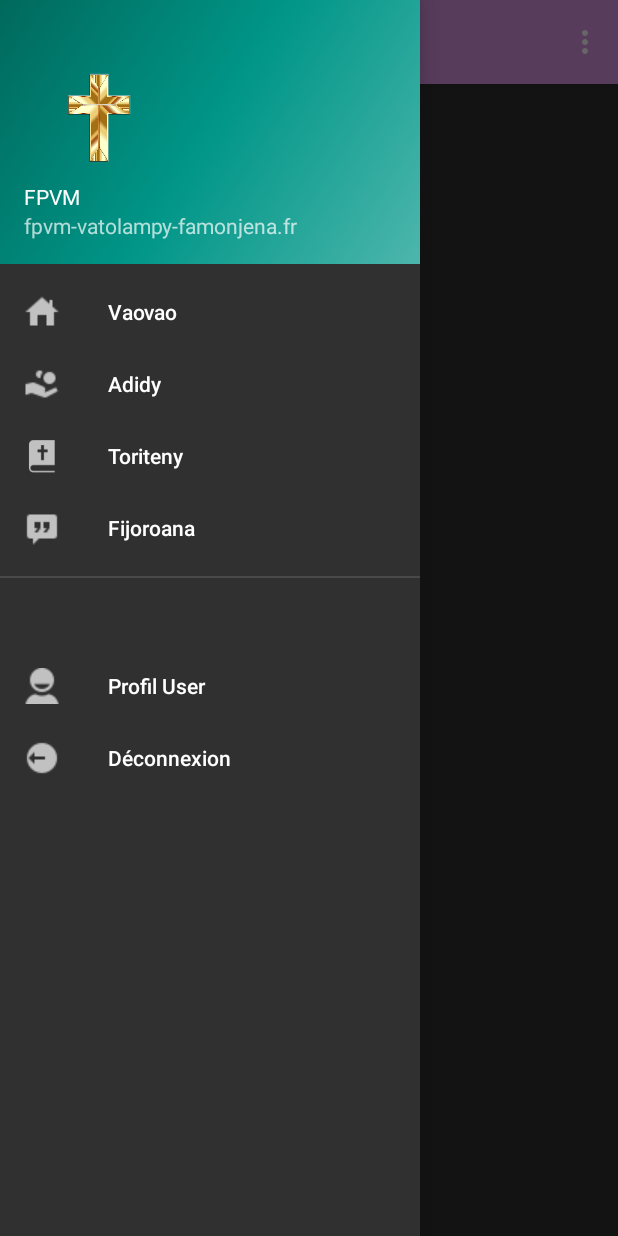
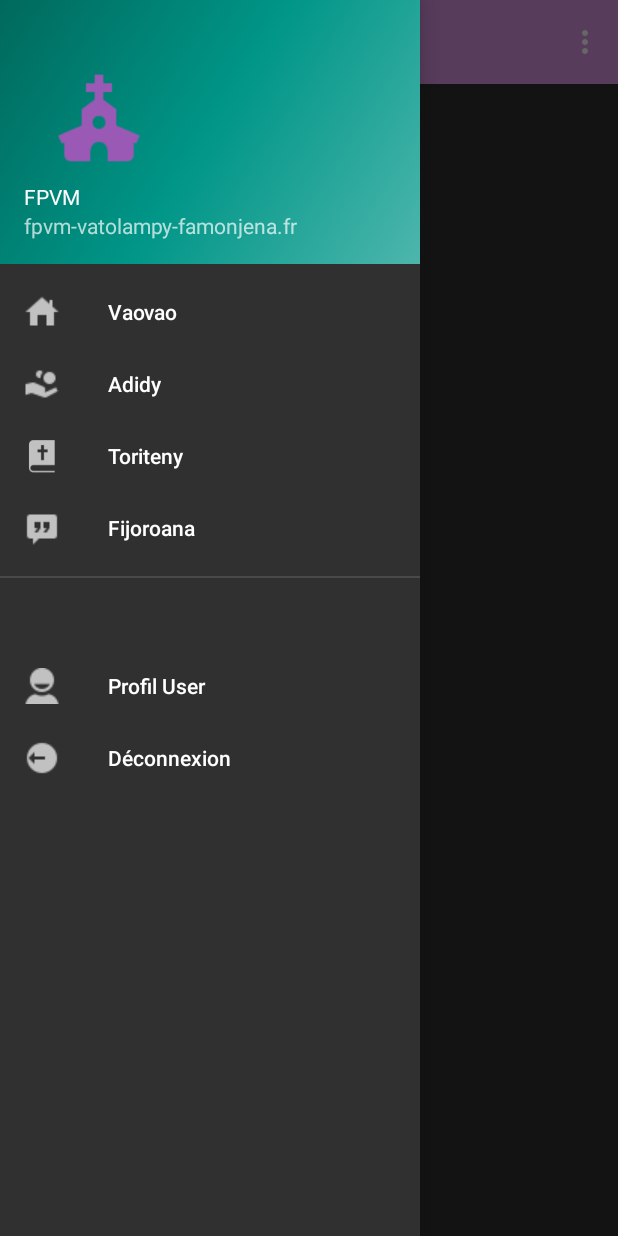
Before and after one commit to Tantely28/appFpvm, an Android app: the NavigationActivity screen opened directly, with no data from a screen before it, with the side drawer open, on a phone screen of 412 x 824 dp. Run offline under Robolectric (Android 15) with nearby library versions, the phone set to English and light mode, and no system bars; our stand-ins replace Volley; network calls fail.

Commit message:
Titre vaovao

```diff
--- a/FPVM/app/src/main/java/com/fpvm/app/fpvm/NavigationActivity.java
+++ b/FPVM/app/src/main/java/com/fpvm/app/fpvm/NavigationActivity.java
@@ -56,6 +56,8 @@ public class NavigationActivity extends AppCompatActivity
     protected void onCreate(Bundle savedInstanceState) {
         super.onCreate(savedInstanceState);
         setContentView(R.layout.activity_navigation);
+
+        this.setTitle("Vaovao");
 
         Toolbar toolbar = (Toolbar) findViewById(R.id.toolbar);
         setSupportActionBar(toolbar);
--- a/FPVM/app/src/main/res/layout/content_navigation.xml
+++ b/FPVM/app/src/main/res/layout/content_navigation.xml
@@ -5,7 +5,7 @@
     xmlns:tools="http://schemas.android.com/tools"
     android:layout_width="match_parent"
     android:layout_height="match_parent"
-    android:paddingLeft="15dp"
+    android:paddingLeft="10dp"
     android:paddingRight="10dp"
     android:paddingTop="10dp"
     android:paddingBottom="10dp"
--- a/FPVM/app/src/main/res/layout/custom_layout.xml
+++ b/FPVM/app/src/main/res/layout/custom_layout.xml
@@ -10,7 +10,7 @@
         android:id="@+id/tv_title"
         android:layout_width="match_parent"
         android:layout_height="wrap_content"
-        android:textSize="20dp"
+        android:textSize="25dp"
         android:textStyle="bold|italic"
         android:text="testTitle"
         android:textColor="@color/colorTextTitle"/>
--- a/FPVM/app/src/main/res/layout/nav_header_navigation.xml
+++ b/FPVM/app/src/main/res/layout/nav_header_navigation.xml
@@ -17,7 +17,7 @@
         android:layout_width="100dp"
         android:layout_height="77dp"
         android:paddingTop="@dimen/nav_header_vertical_spacing"
-        app:srcCompat="@drawable/iconapp" />
+        app:srcCompat="@drawable/ic_eglise" />
 
     <TextView
         android:layout_width="match_parent"
--- a/FPVM/app/src/main/res/values/colors.xml
+++ b/FPVM/app/src/main/res/values/colors.xml
@@ -5,4 +5,6 @@
     <color name="colorAccent">#db97e5</color>
     <color name="colorText">#ffffff</color>
     <color name="colorTextTitle">#db97e5</color>
+    <color name="colorList">#bab6b6</color>
+
 </resources>
```
